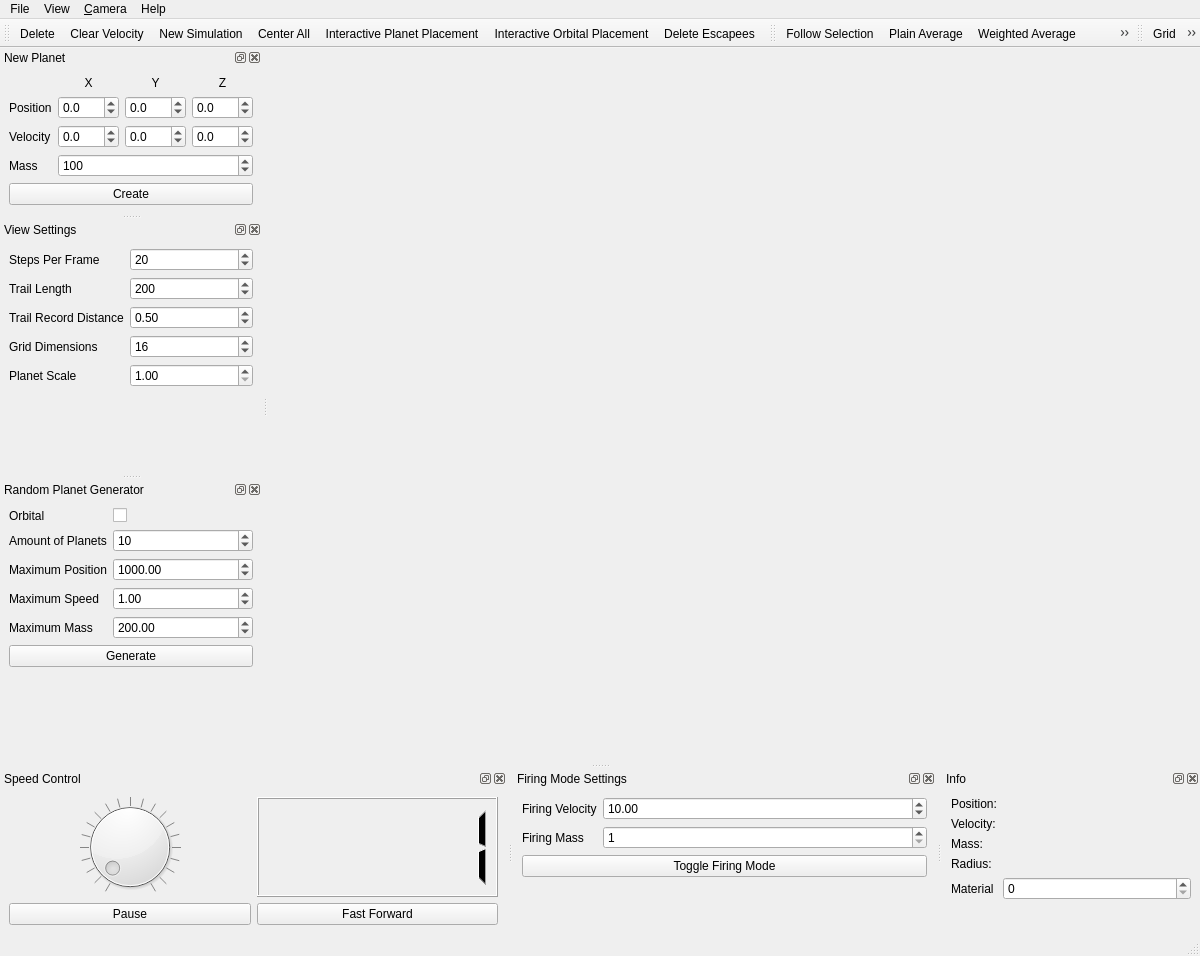
Above: qt/forms/mainwindow.ui from chipgw/planets-3d before the change. Below: the same form after it.
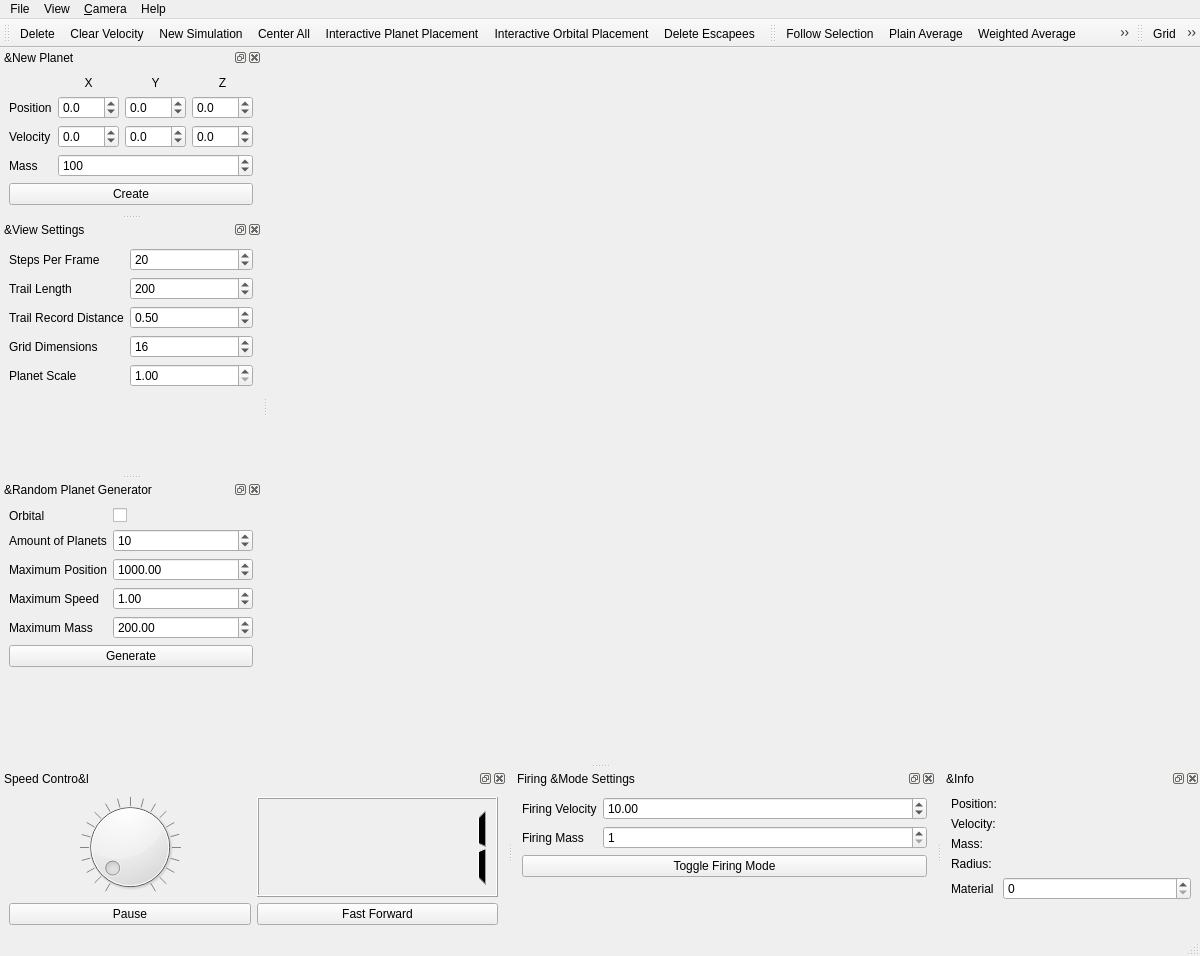
That is the form after the change. Icons and pictures are not drawn. Custom widgets are drawn as their Qt base class.

Commit message: Qt: Match keyboard shortcuts to the SDL interface.

```diff
--- a/qt/forms/mainwindow.ui
+++ b/qt/forms/mainwindow.ui
@@ -83,7 +83,7 @@
   <widget class="QStatusBar" name="statusbar"/>
   <widget class="QDockWidget" name="newPlanet_DockWidget">
    <property name="windowTitle">
-    <string>New Planet</string>
+    <string>&amp;New Planet</string>
    </property>
    <attribute name="dockWidgetArea">
     <number>1</number>
@@ -281,7 +281,7 @@
   </widget>
   <widget class="QDockWidget" name="speedControl_DockWidget">
    <property name="windowTitle">
-    <string>Speed Control</string>
+    <string>Speed Contro&amp;l</string>
    </property>
    <attribute name="dockWidgetArea">
     <number>8</number>
@@ -365,7 +365,7 @@
   </widget>
   <widget class="QDockWidget" name="viewSettings_DockWidget">
    <property name="windowTitle">
-    <string>View Settings</string>
+    <string>&amp;View Settings</string>
    </property>
    <attribute name="dockWidgetArea">
     <number>1</number>
@@ -483,7 +483,7 @@
   </widget>
   <widget class="QDockWidget" name="firingSettings_DockWidget">
    <property name="windowTitle">
-    <string>Firing Mode Settings</string>
+    <string>Firing &amp;Mode Settings</string>
    </property>
    <attribute name="dockWidgetArea">
     <number>8</number>
@@ -542,7 +542,7 @@
   </widget>
   <widget class="QDockWidget" name="randomSettings_DockWidget">
    <property name="windowTitle">
-    <string>Random Planet Generator</string>
+    <string>&amp;Random Planet Generator</string>
    </property>
    <attribute name="dockWidgetArea">
     <number>1</number>
@@ -689,7 +689,7 @@
   </widget>
   <widget class="QDockWidget" name="info_DockWidget">
    <property name="windowTitle">
-    <string>Info</string>
+    <string>&amp;Info</string>
    </property>
    <attribute name="dockWidgetArea">
     <number>8</number>
```
Left out of the diff: 20 changed lines with no effect on the pictures.
